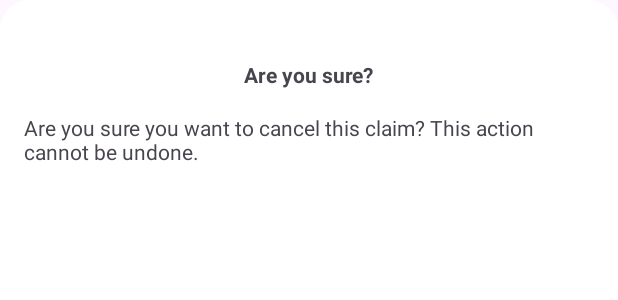
After one commit to sararace/DriverApp, an Android app: the layout confirmation_alert.xml on its own in the app's theme, with its tools: preview values and no code run, on a phone screen of 412 x 824 dp. The commit adds this screen. Shown: the top 300 px of the screen. Run offline under Robolectric (Android 15) with nearby library versions, the phone set to English and light mode, and no system bars; network calls fail.

Commit message:
add confirmation dialog

```diff
--- /dev/null
+++ b/app/src/main/res/drawable/dialog_background.xml
@@ -0,0 +1,12 @@
+<?xml version="1.0" encoding="utf-8"?>
+<shape xmlns:android="http://schemas.android.com/apk/res/android">
+    <solid
+        android:color="@color/white"/>
+    <corners
+        android:radius="20dp" />
+    <padding
+        android:left="10dp"
+        android:top="10dp"
+        android:right="10dp"
+        android:bottom="10dp" />
+</shape>
--- /dev/null
+++ b/app/src/main/res/drawable/navy_pill.xml
@@ -0,0 +1,6 @@
+<?xml version="1.0" encoding="utf-8"?>
+<shape xmlns:android="http://schemas.android.com/apk/res/android"
+    android:shape="rectangle">
+    <corners android:radius="40dp" />
+    <solid android:color="@color/navy" />
+</shape>
--- /dev/null
+++ b/app/src/main/res/layout/confirmation_alert.xml
@@ -0,0 +1,40 @@
+<?xml version="1.0" encoding="utf-8"?>
+<androidx.constraintlayout.widget.ConstraintLayout xmlns:android="http://schemas.android.com/apk/res/android"
+    xmlns:app="http://schemas.android.com/apk/res-auto"
+    xmlns:tools="http://schemas.android.com/tools"
+    android:layout_width="match_parent"
+    android:layout_height="match_parent"
+    android:background="@drawable/dialog_background"
+    android:padding="16dp">
+
+    <TextView
+        android:id="@+id/title"
+        android:layout_width="wrap_content"
+        android:layout_height="wrap_content"
+        android:textStyle="bold"
+        android:layout_marginTop="24dp"
+        app:layout_constraintEnd_toEndOf="parent"
+        app:layout_constraintStart_toStartOf="parent"
+        app:layout_constraintTop_toTopOf="parent"
+        tools:text="@string/confirmation_alert_title" />
+
+    <TextView
+        android:id="@+id/subtitle"
+        android:layout_width="wrap_content"
+        android:layout_height="wrap_content"
+        android:layout_marginTop="16dp"
+        app:layout_constraintEnd_toEndOf="parent"
+        app:layout_constraintStart_toStartOf="parent"
+        app:layout_constraintTop_toBottomOf="@id/title"
+        tools:text="@string/confirmation_alert_subtitle" />
+
+    <LinearLayout
+        android:id="@+id/buttons_container"
+        android:layout_width="match_parent"
+        android:layout_height="wrap_content"
+        android:orientation="vertical"
+        app:layout_constraintEnd_toEndOf="parent"
+        app:layout_constraintStart_toStartOf="parent"
+        app:layout_constraintTop_toBottomOf="@id/subtitle" />
+
+</androidx.constraintlayout.widget.ConstraintLayout>
--- a/app/src/main/res/values/strings.xml
+++ b/app/src/main/res/values/strings.xml
@@ -12,6 +12,10 @@
     <string name="trip_id">Trip ID: %1$s</string>
     <string name="minutes">%1$f min</string>
     <string name="miles">%1$f mi</string>
+    <string name="confirmation_alert_title">Are you sure?</string>
+    <string name="confirmation_alert_subtitle">Are you sure you want to cancel this claim? This action cannot be undone.</string>
+    <string name="nevermind">Nevermind</string>
+    <string name="yes">Yes</string>
     <plurals name="riders">
         <item quantity="one">%1$s rider</item>
         <item quantity="other">%1$s riders</item>
```
Also changed, not shown: app/src/main/java/com/example/driverapp/ridedetails/RideDetailsFragment.kt (+20 -0 lines), app/src/main/java/com/example/driverapp/view/ConfirmationAlert.kt (added, +105 -0 lines), app/src/main/res/layout/confirmation_alert_button.xml (added, +10 -0 lines).
